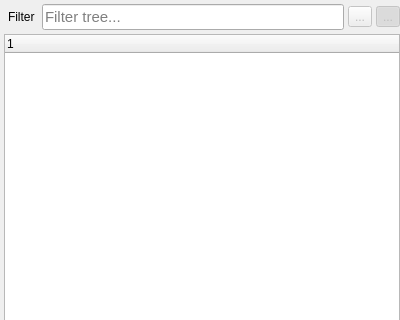
Before: the Qt Designer form sources/outlinerview.ui in mikaelsundell/stageviz, drawn with Qt 5; both pictures show x 0 to 400 and y 0 to 320 of the 400 by 800 pixel window.
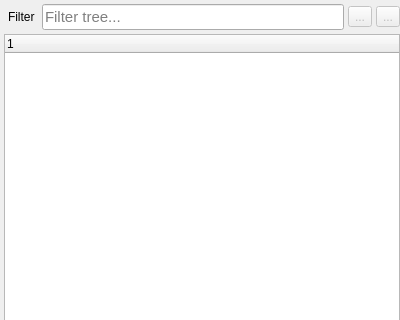
After: the same form once the commit is applied. Custom widgets are drawn as their Qt base class.

Patch:
```diff
--- a/sources/outlinerview.ui
+++ b/sources/outlinerview.ui
@@ -99,7 +99,7 @@
          <bool>true</bool>
         </property>
         <property name="checked">
-         <bool>true</bool>
+         <bool>false</bool>
         </property>
        </widget>
       </item>
```
Left out of the diff: 3 changed lines with no effect on the pictures.
